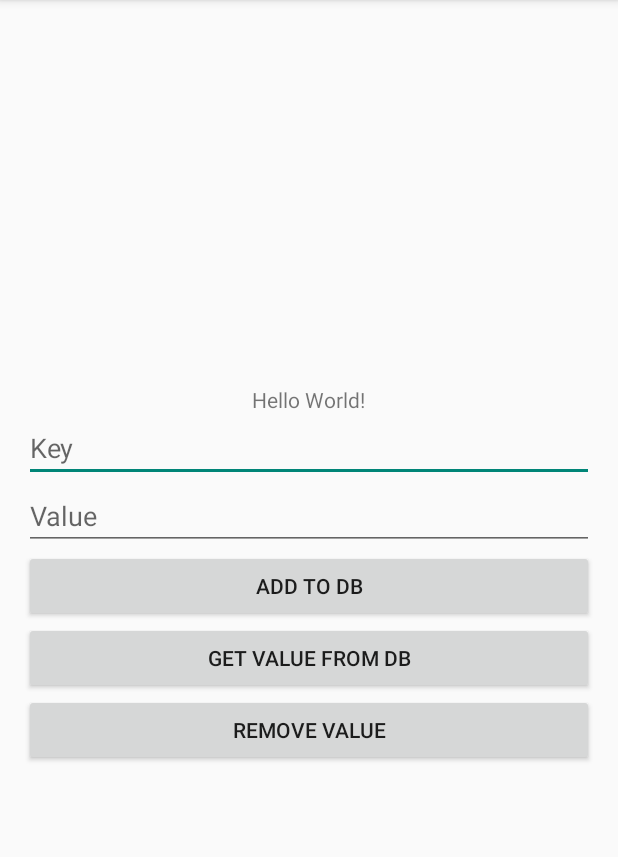
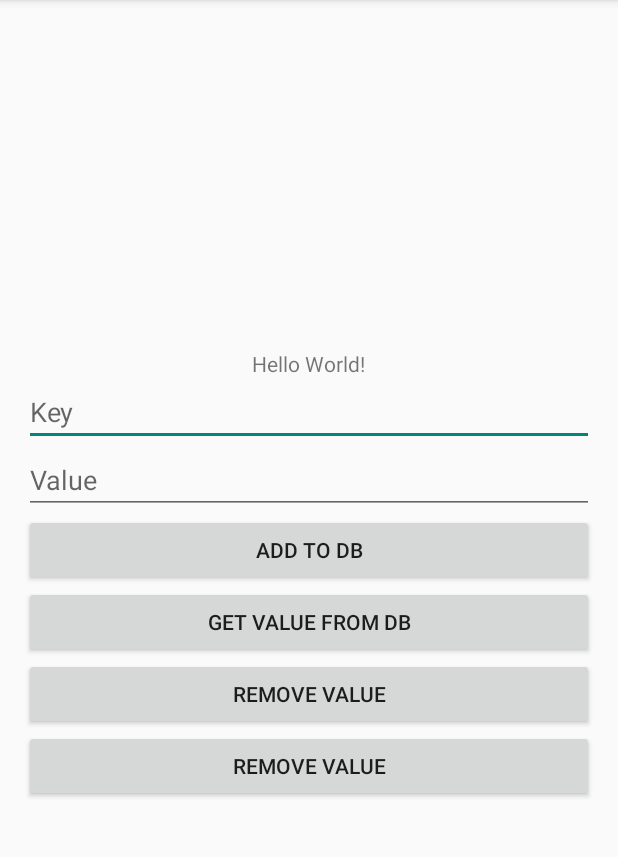
Before and after one commit to rexluciano/node-db, an Android app: the screen it shows after launch (MainActivity), on a phone screen of 412 x 824 dp, the part 84-941 px from its top. Run offline under Robolectric (Android 15) with nearby library versions, the phone set to English and light mode, and no system bars; 2 statements that could not run were skipped.

Commit message:
Added new button

```diff
--- a/app/src/main/res/layout/activity_main.xml
+++ b/app/src/main/res/layout/activity_main.xml
@@ -47,4 +47,11 @@
         android:padding="10sp"
         android:text="Remove Value" />
 
+    <Button
+        android:id="@+id/button4"
+        android:layout_width="match_parent"
+        android:layout_height="wrap_content"
+        android:padding="10sp"
+        android:text="Remove Value" />
+
 </LinearLayout>
```
